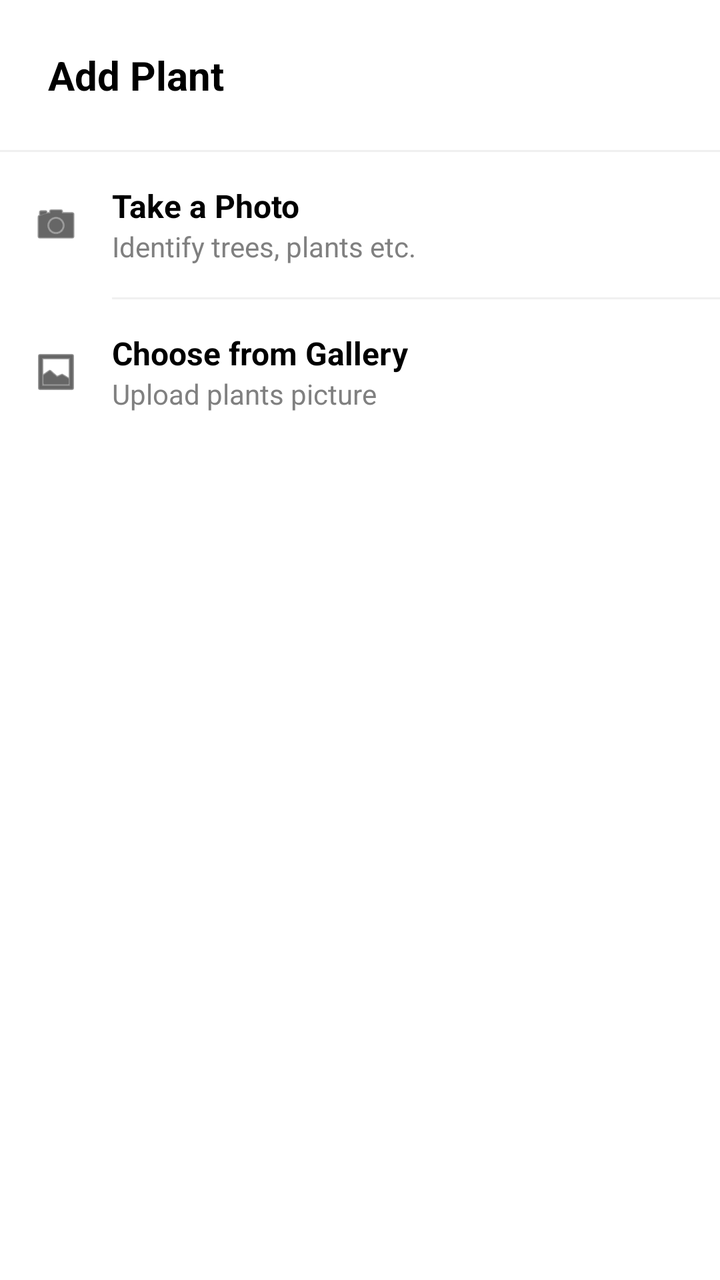
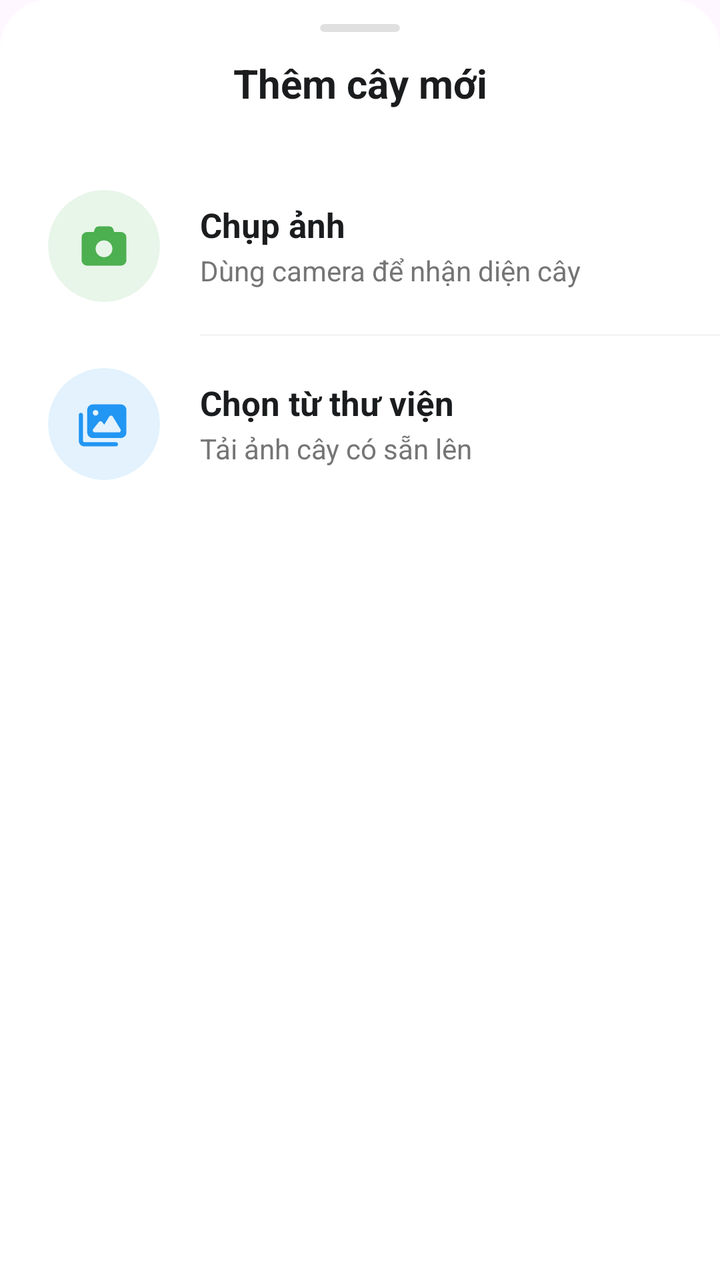

Screens rendered from an Android XML layout before and after an edit, with the pre-edit source and the edit as a unified diff.
<!-- AndroidManifest.xml: application theme Theme.LeafyApp -->
<!-- res/layout/bottom_sheet_add_plant.xml -->
<?xml version="1.0" encoding="utf-8"?>
<LinearLayout xmlns:android="http://schemas.android.com/apk/res/android"
    android:layout_width="match_parent"
    android:layout_height="wrap_content"
    android:orientation="vertical"
    android:background="@android:color/white"
    android:paddingBottom="24dp">

    
    <TextView
        android:layout_width="match_parent"
        android:layout_height="wrap_content"
        android:text="Add Plant"
        android:textColor="#000000"
        android:textSize="20sp"
        android:textStyle="bold"
        android:padding="24dp" />

    <View
        android:layout_width="match_parent"
        android:layout_height="1dp"
        android:background="#F0F0F0" />

    
    <LinearLayout
        android:id="@+id/btn_take_photo"
        android:layout_width="match_parent"
        android:layout_height="wrap_content"
        android:orientation="horizontal"
        android:padding="16dp"
        android:gravity="center_vertical"
        android:background="?attr/selectableItemBackground">

        <ImageView
            android:layout_width="24dp"
            android:layout_height="24dp"
            android:src="@android:drawable/ic_menu_camera"
            android:tint="#000000" />

        <LinearLayout
            android:layout_width="match_parent"
            android:layout_height="wrap_content"
            android:orientation="vertical"
            android:layout_marginStart="16dp">

            <TextView
                android:layout_width="wrap_content"
                android:layout_height="wrap_content"
                android:text="Take a Photo"
                android:textColor="#000000"
                android:textStyle="bold"
                android:textSize="16sp" />

            <TextView
                android:layout_width="wrap_content"
                android:layout_height="wrap_content"
                android:text="Identify trees, plants etc."
                android:textColor="#808080"
                android:textSize="14sp" />
        </LinearLayout>
    </LinearLayout>

    <View
        android:layout_width="match_parent"
        android:layout_height="1dp"
        android:layout_marginStart="56dp"
        android:background="#F0F0F0" />

    
    <LinearLayout
        android:id="@+id/btn_choose_gallery"
        android:layout_width="match_parent"
        android:layout_height="wrap_content"
        android:orientation="horizontal"
        android:padding="16dp"
        android:gravity="center_vertical"
        android:background="?attr/selectableItemBackground">

        <ImageView
            android:layout_width="24dp"
            android:layout_height="24dp"
            android:src="@android:drawable/ic_menu_gallery"
            android:tint="#000000" />

        <LinearLayout
            android:layout_width="match_parent"
            android:layout_height="wrap_content"
            android:orientation="vertical"
            android:layout_marginStart="16dp">

            <TextView
                android:layout_width="wrap_content"
                android:layout_height="wrap_content"
                android:text="Choose from Gallery"
                android:textColor="#000000"
                android:textStyle="bold"
                android:textSize="16sp" />

            <TextView
                android:layout_width="wrap_content"
                android:layout_height="wrap_content"
                android:text="Upload plants picture"
                android:textColor="#808080"
                android:textSize="14sp" />
        </LinearLayout>
    </LinearLayout>

</LinearLayout>
<!-- resources referenced by this layout -->
<resources>
  <style name="Theme.LeafyApp" parent="Theme.Material3.DayNight.NoActionBar">
          
          <item name="android:windowNoTitle">true</item>
          <item name="windowNoTitle">true</item>
  
          
          <item name="android:windowFullscreen">true</item>
          <item name="android:statusBarColor">@android:color/transparent</item>
  
          
          <item name="colorPrimary">@color/purple_500</item>
          <item name="colorOnPrimary">@color/white</item>
          <item name="colorSecondary">@color/teal_200</item>
      </style>
  <color name="purple_500">#FF6200EE</color>
  <color name="white">#FFFFFFFF</color>
  <color name="teal_200">#FF03DAC5</color>
</resources>

<!-- the commit's change to res/layout/bottom_sheet_add_plant.xml (unified diff, before → after) -->
@@ -1,107 +1,139 @@
 <?xml version="1.0" encoding="utf-8"?>
 <LinearLayout xmlns:android="http://schemas.android.com/apk/res/android"
+    xmlns:app="http://schemas.android.com/apk/res-auto"
     android:layout_width="match_parent"
     android:layout_height="wrap_content"
     android:orientation="vertical"
-    android:background="@android:color/white"
-    android:paddingBottom="24dp">
+    android:background="@drawable/bg_bottom_sheet_rounded"
+    android:paddingBottom="32dp">
+    <com.google.android.material.card.MaterialCardView
+        android:layout_width="40dp"
+        android:layout_height="4dp"
+        android:layout_gravity="center"
+        android:layout_marginTop="12dp"
+        android:layout_marginBottom="12dp"
+        app:cardBackgroundColor="#E0E0E0"
+        app:cardCornerRadius="2dp"
+        app:cardElevation="0dp"
+        app:strokeWidth="0dp" />
 
-    
     <TextView
         android:layout_width="match_parent"
         android:layout_height="wrap_content"
-        android:text="Add Plant"
-        android:textColor="#000000"
+        android:text="Thêm cây mới"
+        android:textAlignment="center"
+        android:textColor="#1A1C1E"
         android:textSize="20sp"
         android:textStyle="bold"
-        android:padding="24dp" />
+        android:paddingBottom="24dp" />
 
-    <View
-        android:layout_width="match_parent"
-        android:layout_height="1dp"
-        android:background="#F0F0F0" />
-
-    
     <LinearLayout
         android:id="@+id/btn_take_photo"
         android:layout_width="match_parent"
         android:layout_height="wrap_content"
         android:orientation="horizontal"
-        android:padding="16dp"
+        android:paddingHorizontal="24dp"
+        android:paddingVertical="16dp"
         android:gravity="center_vertical"
-        android:background="?attr/selectableItemBackground">
+        android:background="?attr/selectableItemBackground"
+        android:clickable="true"
+        android:focusable="true">
 
-        <ImageView
-            android:layout_width="24dp"
-            android:layout_height="24dp"
-            android:src="@android:drawable/ic_menu_camera"
-            android:tint="#000000" />
+        <com.google.android.material.card.MaterialCardView
+            android:layout_width="56dp"
+            android:layout_height="56dp"
+            app:cardCornerRadius="28dp"
+            app:cardBackgroundColor="#E8F5E9"
+            app:cardElevation="0dp"
+            app:strokeWidth="0dp">
+
+            <ImageView
+                android:layout_width="28dp"
+                android:layout_height="28dp"
+                android:layout_gravity="center"
+                android:src="@drawable/ic_camera"
+                app:tint="#4CAF50" />
+        </com.google.android.material.card.MaterialCardView>
 
         <LinearLayout
             android:layout_width="match_parent"
             android:layout_height="wrap_content"
             android:orientation="vertical"
-            android:layout_marginStart="16dp">
+            android:layout_marginStart="20dp">
 
             <TextView
                 android:layout_width="wrap_content"
                 android:layout_height="wrap_content"
-                android:text="Take a Photo"
-                android:textColor="#000000"
+                android:text="Chụp ảnh"
+                android:textColor="#1A1C1E"
                 android:textStyle="bold"
-                android:textSize="16sp" />
+                android:textSize="17sp" />
 
             <TextView
                 android:layout_width="wrap_content"
                 android:layout_height="wrap_content"
-                android:text="Identify trees, plants etc."
-                android:textColor="#808080"
-                android:textSize="14sp" />
+                android:text="Dùng camera để nhận diện cây"
+                android:textColor="#757575"
+                android:textSize="14sp"
+                android:layout_marginTop="2dp"/>
         </LinearLayout>
     </LinearLayout>
 
     <View
         android:layout_width="match_parent"
         android:layout_height="1dp"
-        android:layout_marginStart="56dp"
-        android:background="#F0F0F0" />
+        android:layout_marginStart="100dp"
+        android:background="#F5F5F5" />
 
-    
     <LinearLayout
         android:id="@+id/btn_choose_gallery"
         android:layout_width="match_parent"
         android:layout_height="wrap_content"
         android:orientation="horizontal"
-        android:padding="16dp"
+        android:paddingHorizontal="24dp"
+        android:paddingVertical="16dp"
         android:gravity="center_vertical"
-        android:background="?attr/selectableItemBackground">
+        android:background="?attr/selectableItemBackground"
+        android:clickable="true"
+        android:focusable="true">
 
-        <ImageView
-            android:layout_width="24dp"
-            android:layout_height="24dp"
-            android:src="@android:drawable/ic_menu_gallery"
-            android:tint="#000000" />
+        <com.google.android.material.card.MaterialCardView
+            android:layout_width="56dp"
+            android:layout_height="56dp"
+            app:cardCornerRadius="28dp"
+            app:cardBackgroundColor="#E3F2FD"
+            app:cardElevation="0dp"
+            app:strokeWidth="0dp">
+
+            <ImageView
+                android:layout_width="28dp"
+                android:layout_height="28dp"
+                android:layout_gravity="center"
+                android:src="@drawable/images_solid_full"
+                app:tint="#2196F3" />
+        </com.google.android.material.card.MaterialCardView>
 
         <LinearLayout
             android:layout_width="match_parent"
             android:layout_height="wrap_content"
             android:orientation="vertical"
-            android:layout_marginStart="16dp">
+            android:layout_marginStart="20dp">
 
             <TextView
                 android:layout_width="wrap_content"
                 android:layout_height="wrap_content"
-                android:text="Choose from Gallery"
-                android:textColor="#000000"
+                android:text="Chọn từ thư viện"
+                android:textColor="#1A1C1E"
                 android:textStyle="bold"
-                android:textSize="16sp" />
+                android:textSize="17sp" />
 
             <TextView
                 android:layout_width="wrap_content"
                 android:layout_height="wrap_content"
-                android:text="Upload plants picture"
-                android:textColor="#808080"
-                android:textSize="14sp" />
+                android:text="Tải ảnh cây có sẵn lên"
+                android:textColor="#757575"
+                android:textSize="14sp"
+                android:layout_marginTop="2dp"/>
         </LinearLayout>
     </LinearLayout>
 
<!-- resource entries referenced after the edit -->
@@ -1,5 +1,28 @@
 <!-- resources referenced by this layout -->
 <resources>
+  <!-- drawable bg_bottom_sheet_rounded (drawable) -->
+  <?xml version="1.0" encoding="utf-8"?>
+  <shape xmlns:android="http://schemas.android.com/apk/res/android"
+      android:shape="rectangle">
+  
+      <solid android:color="#FFFFFF" />
+  
+      <corners
+          android:topLeftRadius="24dp"
+          android:topRightRadius="24dp" />
+  </shape>
+  <!-- drawable ic_camera (drawable) -->
+  <vector xmlns:android="http://schemas.android.com/apk/res/android" android:autoMirrored="true" android:height="640dp" android:viewportHeight="640" android:viewportWidth="640" android:width="640dp">
+        
+      <path android:fillColor="#FF000000" android:pathData="M213.1,128.8L202.7,160L128,160C92.7,160 64,188.7 64,224L64,480C64,515.3 92.7,544 128,544L512,544C547.3,544 576,515.3 576,480L576,224C576,188.7 547.3,160 512,160L437.3,160L426.9,128.8C420.4,109.2 402.1,96 381.4,96L258.6,96C237.9,96 219.6,109.2 213.1,128.8zM320,256C373,256 416,299 416,352C416,405 373,448 320,448C267,448 224,405 224,352C224,299 267,256 320,256z"/>
+      
+  </vector>
+  <!-- drawable images_solid_full (drawable) -->
+  <vector xmlns:android="http://schemas.android.com/apk/res/android" android:autoMirrored="true" android:height="640dp" android:viewportHeight="640" android:viewportWidth="640" android:width="640dp">
+        
+      <path android:fillColor="#FF000000" android:pathData="M128,160C128,124.7 156.7,96 192,96L512,96C547.3,96 576,124.7 576,160L576,416C576,451.3 547.3,480 512,480L192,480C156.7,480 128,451.3 128,416L128,160zM56,192C69.3,192 80,202.7 80,216L80,512C80,520.8 87.2,528 96,528L456,528C469.3,528 480,538.7 480,552C480,565.3 469.3,576 456,576L96,576C60.7,576 32,547.3 32,512L32,216C32,202.7 42.7,192 56,192zM224,224C241.7,224 256,209.7 256,192C256,174.3 241.7,160 224,160C206.3,160 192,174.3 192,192C192,209.7 206.3,224 224,224zM420.5,235.5C416.1,228.4 408.4,224 400,224C391.6,224 383.9,228.4 379.5,235.5L323.2,327.6L298.7,297C294.1,291.3 287.3,288 280,288C272.7,288 265.8,291.3 261.3,297L197.3,377C191.5,384.2 190.4,394.1 194.4,402.4C198.4,410.7 206.8,416 216,416L488,416C496.7,416 504.7,411.3 508.9,403.7C513.1,396.1 513,386.9 508.4,379.4L420.4,235.4z"/>
+      
+  </vector>
   <style name="Theme.LeafyApp" parent="Theme.Material3.DayNight.NoActionBar">
           
           <item name="android:windowNoTitle">true</item>
